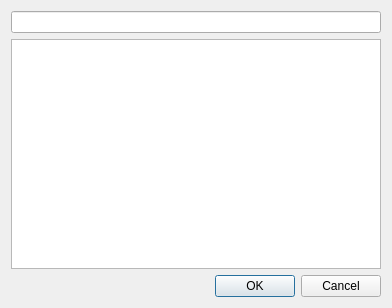
Qt form forms/confluence-userdialog.ui (insilmaril/vym) before a commit.
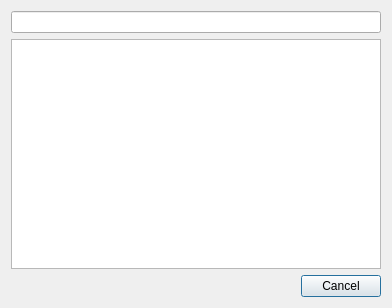
The same form after that commit.

Commit message: Improved mouse focus handling of ConfluenceUserDialog

Diff of the .ui file:
```diff
--- a/forms/confluence-userdialog.ui
+++ b/forms/confluence-userdialog.ui
@@ -29,7 +29,7 @@
       <enum>Qt::Horizontal</enum>
      </property>
      <property name="standardButtons">
-      <set>QDialogButtonBox::Cancel|QDialogButtonBox::Ok</set>
+      <set>QDialogButtonBox::Cancel</set>
      </property>
     </widget>
    </item>
```
The commit also changes 2 other files.
